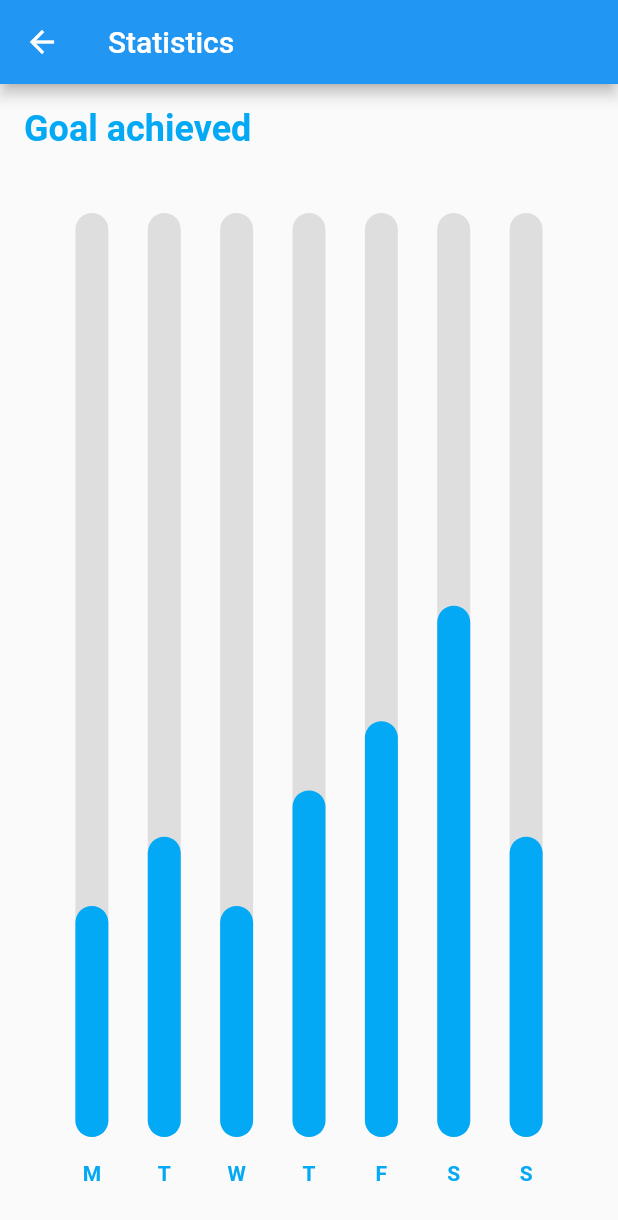
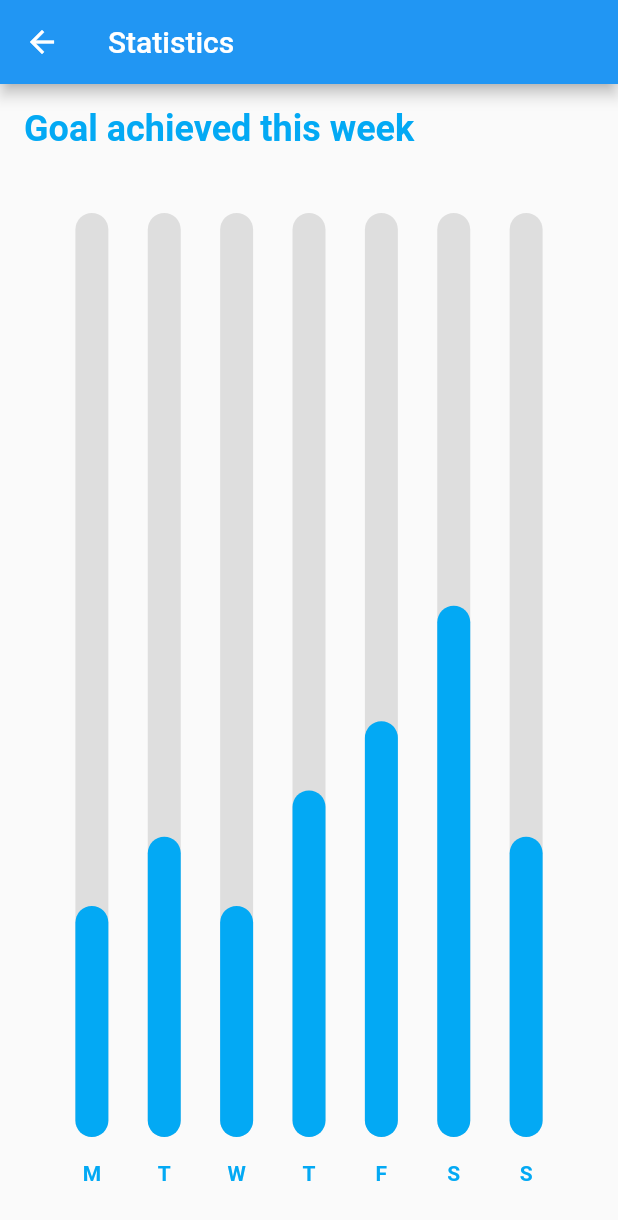
Before and after one commit to GianMen91/my_new_habits, a Flutter app: the screen it shows after launch, after a tap on the "person" icon, on a phone screen of 412 x 824 dp. Shown: the top 1220 px of the screen. Run offline on Flutter 3.47's test engine with Material 2 defaults, Android fonts, the phone set to English and light mode, and no system bars; drawn by our look-alikes of fl_chart; our stand-ins replace sqflite; accounts and stored records are empty.

Commit message:
little UI improvements

```diff
--- a/lib/screens/home.dart
+++ b/lib/screens/home.dart
@@ -71,7 +71,7 @@ class _HomeState extends State<Home> {
                     children: [
                       Container(
                         margin: const EdgeInsets.only(
-                          top: 50,
+                          top: 20,
                           bottom: 20,
                         ),
                         child: Column(
@@ -79,15 +79,17 @@ class _HomeState extends State<Home> {
                             const Text(
                               'Your daily habits',
                               style: TextStyle(
+                                color: Colors.lightBlue,
                                 fontSize: 30,
-                                fontWeight: FontWeight.w500,
+                                fontWeight: FontWeight.bold,
                               ),
                             ),
                             Text(
                               'Today is $todayDate', // Display the formatted date
                               style: const TextStyle(
-                                fontSize: 20,
-                                fontWeight: FontWeight.w400,
+                                color: Colors.lightBlue,
+                                fontSize: 18,
+                                fontWeight: FontWeight.bold,
                               ),
                             ),
                           ],
--- a/lib/screens/statistic_bar.dart
+++ b/lib/screens/statistic_bar.dart
@@ -54,7 +54,7 @@ class StatisticBarState extends State<StatisticBar> {
               crossAxisAlignment: CrossAxisAlignment.stretch,
               children: <Widget>[
                 const Text(
-                  'Goal achieved',
+                  'Goal achieved this week',
                   style: TextStyle(
                     color: Colors.lightBlue,
                     fontSize: 24,
--- a/lib/widgets/todo_item.dart
+++ b/lib/widgets/todo_item.dart
@@ -27,11 +27,11 @@ class ToDoItem extends StatelessWidget {
         shape: RoundedRectangleBorder(
           borderRadius: BorderRadius.circular(20),
         ),
-        contentPadding: EdgeInsets.symmetric(horizontal: 20, vertical: 5),
+        contentPadding: const EdgeInsets.symmetric(horizontal: 20, vertical: 5),
         tileColor: Colors.white,
         leading: Icon(
           todo.isDone ? Icons.check_box : Icons.check_box_outline_blank,
-          color: tdBlue,
+          color: Colors.lightBlue,
         ),
         title: Text(
           todo.todoText,
@@ -47,7 +47,7 @@ class ToDoItem extends StatelessWidget {
           height: 35,
           width: 35,
           decoration: BoxDecoration(
-            color: Colors.green,
+            color: Colors.lightBlue,
             borderRadius: BorderRadius.circular(5),
           ),
           child: IconButton(
```
